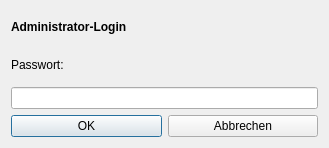
pyphil/WLAN-Codes, file ui/authDialog.ui: the form before one commit.
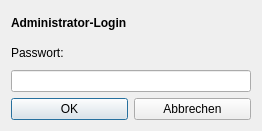
The form after the commit.

Commit message: build script / window size

```diff
--- a/ui/authDialog.ui
+++ b/ui/authDialog.ui
@@ -6,8 +6,8 @@
    <rect>
     <x>0</x>
     <y>0</y>
-    <width>329</width>
-    <height>148</height>
+    <width>262</width>
+    <height>131</height>
    </rect>
   </property>
   <property name="windowTitle">
```
The commit also changes 5 other files.
